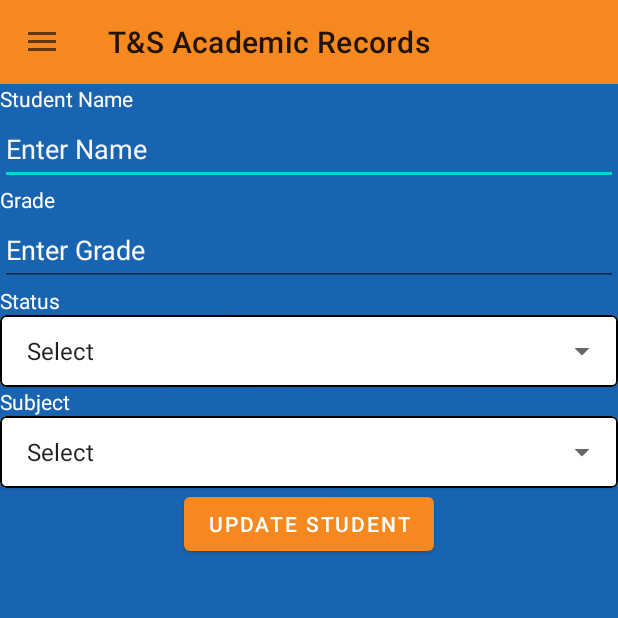
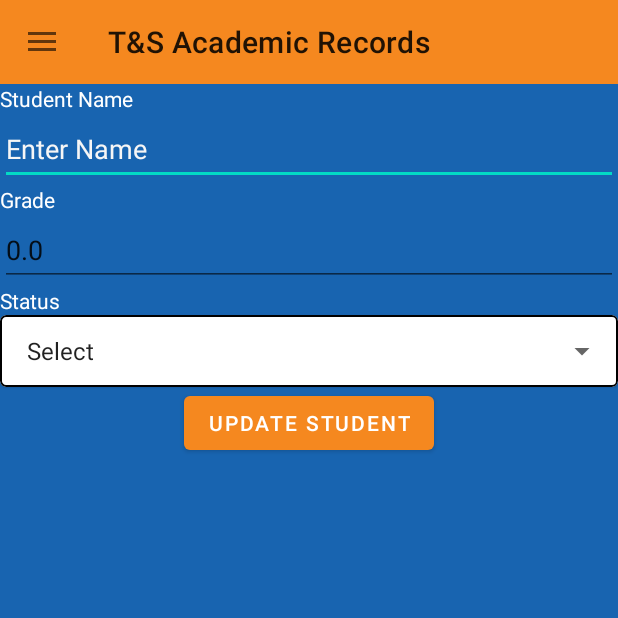
Before and after one commit to DoctoraCics/MobileProgrammingProject, an Android app: the Update_Student_Screen screen opened directly, with no data from a screen before it, on a phone screen of 412 x 824 dp, the top half of it. Run offline under Robolectric (Android 15) with nearby library versions, the phone set to English and light mode, and no system bars.

Commit message:
full CRUD on students

```diff
--- a/app/src/main/java/com/example/mobileprogrammingproject/Home_Screen.java
+++ b/app/src/main/java/com/example/mobileprogrammingproject/Home_Screen.java
@@ -109,6 +109,7 @@ public class Home_Screen extends AppCompatActivity {
             Intent i = new Intent(this, Specific_Subject_Screen.class);
             db.close();
             i.putExtra("SUBJECT_ID", SelectedSubjectId);
+            i.putExtra("SUBJECT_NAME",selectedSUbject.getName());
             startActivity(i);
             finish();
         } else {
--- a/app/src/main/java/com/example/mobileprogrammingproject/Subject_Screen.java
+++ b/app/src/main/java/com/example/mobileprogrammingproject/Subject_Screen.java
@@ -118,12 +118,12 @@ public class Subject_Screen extends AppCompatActivity implements RecyclerInterfa
         if (toggling.onOptionsItemSelected(item)) {
             return true;
         }
-
         return super.onOptionsItemSelected(item);
     }
 
     @Override
     public void onUpdateClick(int position) {
+
         Intent intent = new Intent(this, Update_Subject_Screen.class);
         intent.putExtra("ID", retrievedSubj.get(position).getSubjectId());
         intent.putExtra("SUBJECTNAME", retrievedSubj.get(position).getName());
@@ -135,6 +135,7 @@ public class Subject_Screen extends AppCompatActivity implements RecyclerInterfa
 
     @Override
     public void onDeleteCLick(int position) {
+
         new AlertDialog.Builder(this)
                 .setTitle("Deletion")
                 .setMessage("Are you sure you want to delete this subject?")
@@ -145,7 +146,6 @@ public class Subject_Screen extends AppCompatActivity implements RecyclerInterfa
                         deleteSubject(position);
                     }
                 }).create().show();
-
     }
 
     public void deleteSubject(int position){
--- a/app/src/main/java/com/example/mobileprogrammingproject/Update_Student_Screen.java
+++ b/app/src/main/java/com/example/mobileprogrammingproject/Update_Student_Screen.java
@@ -11,6 +11,9 @@ import android.os.Bundle;
 import android.view.MenuItem;
 import android.view.View;
 import android.widget.Button;
+import android.widget.Spinner;
+import android.widget.TextView;
+import android.widget.Toast;
 
 import com.example.mobileprogrammingproject.model.androidDBHandlerSqlLite;
 import com.google.android.material.navigation.NavigationView;
@@ -23,9 +26,15 @@ public class Update_Student_Screen extends AppCompatActivity {
     Intent intent;
 
     private int Subject_Id;
+    private int Student_Number;
+
     private androidDBHandlerSqlLite db;
+    private String subjectName;
 
-    private Button button;
+    private TextView enterName;
+    private TextView grade;
+    private Spinner statusSelect;
+
 
     @Override
     protected void onCreate(Bundle savedInstanceState) {
@@ -35,14 +44,25 @@ public class Update_Student_Screen extends AppCompatActivity {
         intent = getIntent();
 
         this.Subject_Id = intent.getIntExtra("SUBJECT_ID", -1);
+        this.subjectName = intent.getStringExtra("SUBJECT_NAME");
+
 
         this.db = new androidDBHandlerSqlLite(this);
+        debugToast();
 
         toolbar = (Toolbar) findViewById(R.id.nav_action);
         setSupportActionBar(toolbar);
 
+        this.enterName = (TextView) findViewById(R.id.enterName);
+        this.grade = (TextView) findViewById(R.id.grade);
+        this.statusSelect = (Spinner) findViewById(R.id.spinnerStatus);
+
+        enterName.setText(intent.getStringExtra("STUDENT_NAME"));
+        grade.setText(String.valueOf(intent.getDoubleExtra("STUDENT_GRADE", 0)));
+        this.Student_Number = intent.getIntExtra("STUDENT_NUMBER", -1);
+
         drawerLayout = (DrawerLayout) findViewById(R.id.drawerLayout);
-        toggling =  new ActionBarDrawerToggle(this, drawerLayout, R.string.open, R.string.close);
+        toggling = new ActionBarDrawerToggle(this, drawerLayout, R.string.open, R.string.close);
 
         drawerLayout.addDrawerListener(toggling);
         toggling.syncState();
@@ -53,7 +73,7 @@ public class Update_Student_Screen extends AppCompatActivity {
         navigationView.setNavigationItemSelectedListener(new NavigationView.OnNavigationItemSelectedListener() {
             @Override
             public boolean onNavigationItemSelected(@NonNull MenuItem item) {
-                switch (item.getItemId()){
+                switch (item.getItemId()) {
                     case R.id.home:
                         intent = new Intent(Update_Student_Screen.this, Home_Screen.class);
                         startActivity(intent);
@@ -80,30 +100,49 @@ public class Update_Student_Screen extends AppCompatActivity {
             }
         });
 
-        button = (Button) findViewById(R.id.updateStudent);
-        button.setOnClickListener(new View.OnClickListener() {
-            @Override
-            public void onClick(View view) {
-                openSpecificSubjectScreen();
-            }
-        });
+    }
+
+    public void onBackPressed() {
+        openSpecificSubjectScreen();
+    }
+
+    public void updateStudent(View view) {
+        if (db.updateStudent(Subject_Id, Student_Number, enterName.getText().toString(),
+                Float.parseFloat(grade.getText().toString()),
+                statusSelect.getSelectedItem().toString())){
+            openSpecificSubjectScreen();
+        }else {
+            Toast.makeText(getApplicationContext(), "Update Failed!", Toast.LENGTH_SHORT).show();
+        }
 
     }
 
-    public void openSpecificSubjectScreen(){
+    public void openSpecificSubjectScreen(View view) {
         Intent intent = new Intent(this, Specific_Subject_Screen.class);
+        intent.putExtra("SUBJECT_ID", Subject_Id);
+        intent.putExtra("SUBJECT_NAME", subjectName);
+        db.close();
+        startActivity(intent);
+        finish();
+    }
+
+    public void openSpecificSubjectScreen() {
+        Intent intent = new Intent(this, Specific_Subject_Screen.class);
+        intent.putExtra("SUBJECT_ID", Subject_Id);
+        intent.putExtra("SUBJECT_NAME", subjectName);
         db.close();
         startActivity(intent);
     }
 
-    public boolean onOptionsItemSelected(MenuItem item)
-    {
-        if(toggling.onOptionsItemSelected(item))
-        {
+    public boolean onOptionsItemSelected(MenuItem item) {
+        if (toggling.onOptionsItemSelected(item)) {
             return true;
         }
-
         return super.onOptionsItemSelected(item);
     }
 
+    public void debugToast() {
+        Toast.makeText(getApplicationContext(), "Subject Id: " + Subject_Id, Toast.LENGTH_SHORT).show();
+    }
+
 }
--- a/app/src/main/java/com/example/mobileprogrammingproject/model/recyclerViews/studentUnderSubjectRecycler.java
+++ b/app/src/main/java/com/example/mobileprogrammingproject/model/recyclerViews/studentUnderSubjectRecycler.java
@@ -41,9 +41,9 @@ public class studentUnderSubjectRecycler extends RecyclerView.Adapter<studentUnd
 
     @Override
     public void onBindViewHolder(@NonNull studentViewHolder holder, int position) {
-        holder.studentName.setText(studentList.get(position).getStudent_Name());
-        holder.studentGrade.setText(String.valueOf(studentList.get(position).getStudent_Grade()));
-        holder.studentStatus.setText(String.valueOf(studentList.get(position).getStudent_Status()));
+        holder.studentName.setText("Name: " + studentList.get(position).getStudent_Name());
+        holder.studentGrade.setText(String.valueOf("Grade: " + studentList.get(position).getStudent_Grade()));
+        holder.studentStatus.setText(String.valueOf("Status: " + studentList.get(position).getStudent_Status()));
     }
 
     @Override
--- a/app/src/main/res/layout/activity_update_student_screen.xml
+++ b/app/src/main/res/layout/activity_update_student_screen.xml
@@ -33,6 +33,7 @@
             android:hint="Enter Name"
             android:inputType="textPersonName"
             android:minHeight="48dp"
+            android:onClick="openSpecificSubjectScreen"
             android:textColorHint="#F6F6F6" />
 
         <TextView
@@ -76,35 +77,19 @@
 
         </com.google.android.material.card.MaterialCardView>
 
-        <TextView
-            android:id="@+id/textView5"
-            android:layout_width="match_parent"
-            android:layout_height="wrap_content"
-            android:textColor="@color/white"
-            android:text="Subject" />
-
         <com.google.android.material.card.MaterialCardView
             android:layout_width="match_parent"
             android:layout_height="wrap_content"
             app:strokeWidth="1dp"
             app:strokeColor="@color/black"
-            app:cardCornerRadius="4dp">
-
-            <androidx.appcompat.widget.AppCompatSpinner
-                android:id="@+id/spinnerSubject"
-                android:layout_width="match_parent"
-                android:layout_height="wrap_content"
-                android:entries="@array/subjectOptions"
-                android:minHeight="48dp"
-                android:padding="10dp" />
-
-        </com.google.android.material.card.MaterialCardView>
+            app:cardCornerRadius="4dp"/>
 
         <Button
             android:id="@+id/updateStudent"
             android:layout_width="wrap_content"
             android:layout_height="wrap_content"
             android:layout_gravity="center"
+            android:onClick="updateStudent"
             android:text="Update Student"
             app:backgroundTint="#F5881F" />
 
```
Also changed, not shown: app/src/main/java/com/example/mobileprogrammingproject/Enroll_Student_Screen.java (+1 -13 lines), app/src/main/java/com/example/mobileprogrammingproject/Specific_Subject_Screen.java (+37 -11 lines), app/src/main/java/com/example/mobileprogrammingproject/model/androidDBHandlerSqlLite.java (+7 -21 lines).
